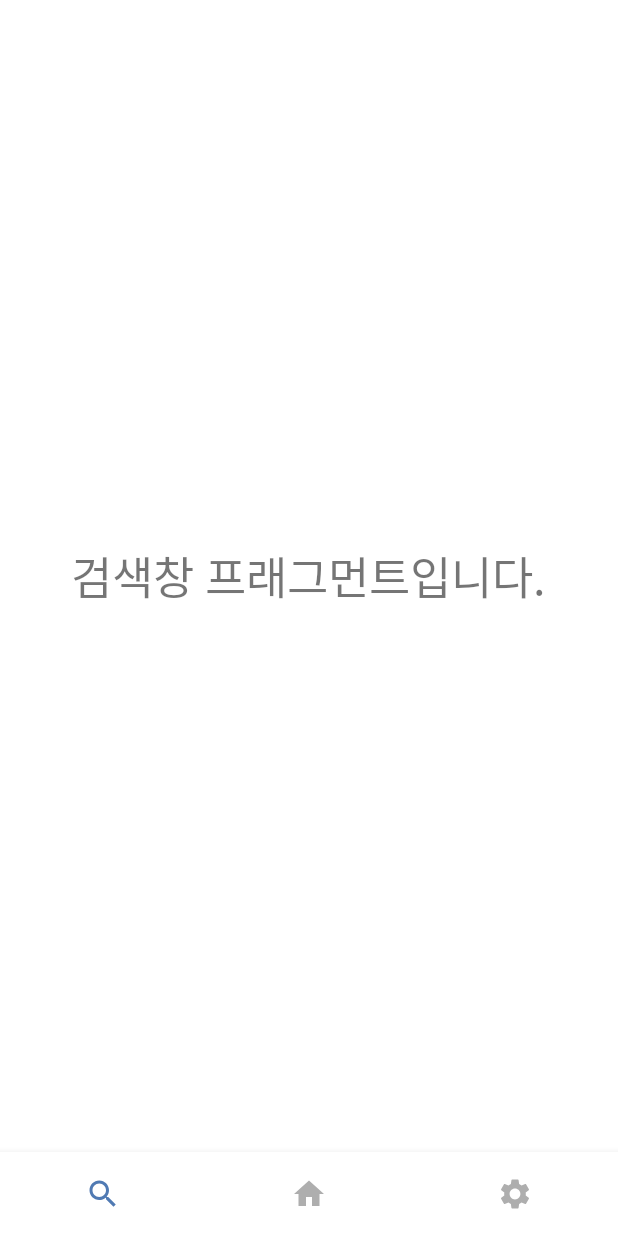
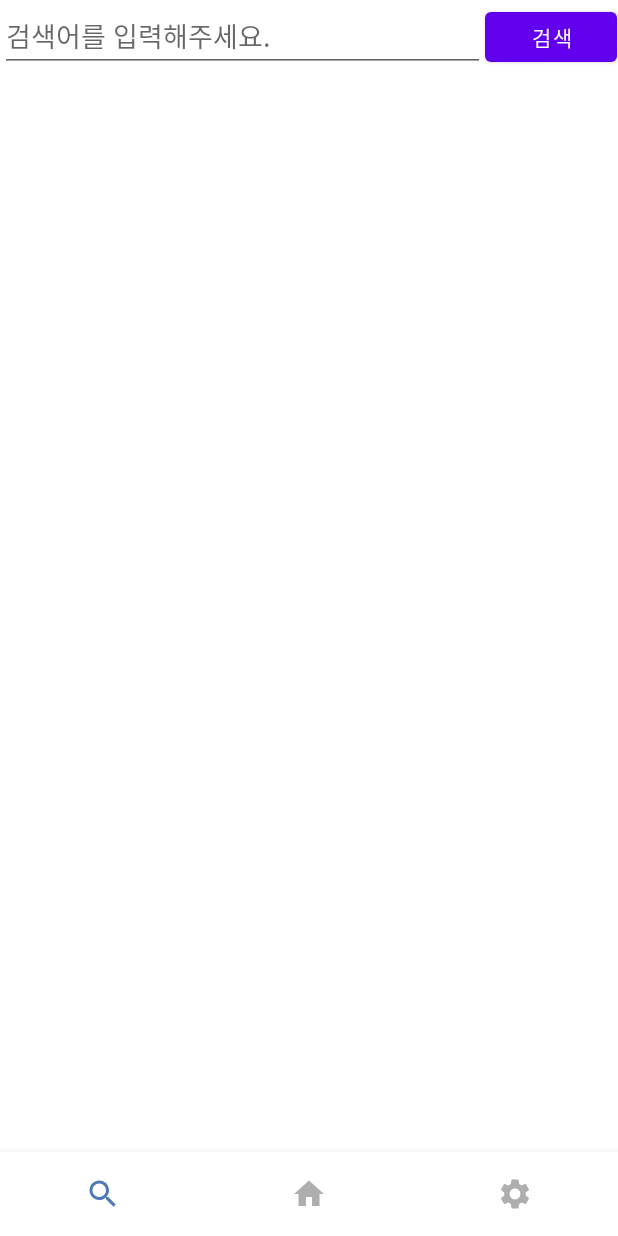
Before and after one commit to kimsw215/SeeHeung, an Android app: the SearchFragment screen opened through its navigation route, on a phone screen of 412 x 824 dp. Run offline under Robolectric (Android 15) with nearby library versions, the phone set to English and light mode, and no system bars; our stand-ins replace Firebase (no records; nobody signed in at launch, a user with empty details on screens opened directly), navigation-ui.

Commit message:
남부 수정,아이콘 추가,검색창

```diff
--- a/app/src/main/res/layout/fragment_search.xml
+++ b/app/src/main/res/layout/fragment_search.xml
@@ -1,18 +1,42 @@
 <?xml version="1.0" encoding="utf-8"?>
-<LinearLayout
-    xmlns:android="http://schemas.android.com/apk/res/android"
+<LinearLayout xmlns:android="http://schemas.android.com/apk/res/android"
     xmlns:app="http://schemas.android.com/apk/res-auto"
     xmlns:tools="http://schemas.android.com/tools"
+    android:orientation="vertical"
     android:layout_width="match_parent"
-    android:layout_height="match_parent"
-    tools:context=".MainFragments.SearchFragment"
-    android:orientation="vertical"
-    android:gravity="center">
+    android:layout_height="match_parent">
 
-    <TextView
-        android:layout_width="wrap_content"
+    <LinearLayout
+        android:id="@+id/linearLayout"
+        android:layout_width="match_parent"
         android:layout_height="wrap_content"
-        android:text="검색창 프래그먼트입니다."
-        android:textSize="30dp"/>
+        android:orientation="horizontal">
+
+        <EditText
+            android:id="@+id/et_search"
+            android:layout_width="323dp"
+            android:layout_height="wrap_content"
+            android:hint="검색어를 입력해주세요."
+            app:layout_constraintEnd_toEndOf="parent"
+            app:layout_constraintStart_toStartOf="parent"
+            app:layout_constraintStart_toTopOf="parent"
+            tools:layout_editor_absoluteY="0dp" />
+
+        <Button
+            android:id="@+id/searchWord"
+            android:layout_width="wrap_content"
+            android:layout_height="45dp"
+            android:text="검색" />
+
+    </LinearLayout>
+
+    <ListView
+        android:id="@+id/rv_result"
+        android:layout_width="match_parent"
+        android:layout_height="wrap_content"
+        app:layout_constraintEnd_toEndOf="parent"
+        app:layout_constraintStart_toStartOf="parent"
+        app:layout_constraintTop_toBottomOf="@+id/et_search"
+        app:layout_constraintTop_toTopOf="parent" />
 
 </LinearLayout>
```
Also changed, not shown: app/src/main/java/kr/ac/kpu/ce2019152012/seeheung/SearchFragments/SearchAdapter.kt (added, +79 -0 lines), app/src/main/java/kr/ac/kpu/ce2019152012/seeheung/SearchFragments/SearchClassFragment.kt (added, +38 -0 lines), app/src/main/java/kr/ac/kpu/ce2019152012/seeheung/SearchFragments/SearchList.kt (added, +48 -0 lines), app/src/main/java/kr/ac/kpu/ce2019152012/seeheung/SearchFragments/SearchViewModel.kt (added, +39 -0 lines), app/src/main/java/kr/ac/kpu/ce2019152012/seeheung/SouthFragments/SouthClassifyFragment.kt (+14 -17 lines), app/src/main/res/layout/searh_listview.xml (added, +12 -0 lines), app/src/main/res/menu/menu_search.xml (added, +10 -0 lines), app/src/main/res/drawable/ic_search.png (added), app/src/main/res/drawable/icon_port.png (added), app/src/main/res/drawable/icon_ruins.png (added), app/src/main/res/drawable/icon_search.PNG (added), app/src/main/res/drawable/icon_sewage.png (added), app/src/main/res/drawable/icon_ship.png (added), app/src/main/res/drawable/icon_shoppingmall.png (added), 1 other file.
